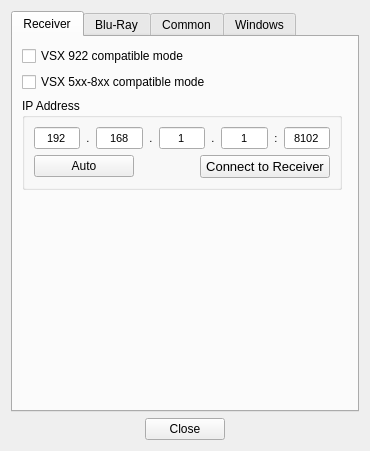
First picture: the form in settingsdialog.ui, repository AceOfSnakes/AvrPioRemote, before the edit.
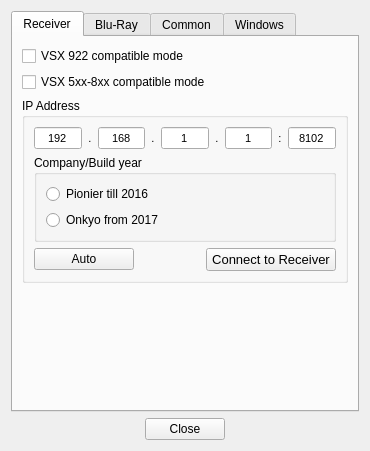
Second picture: the form after the edit.

Commit message: find and save onkyo's ip address

```diff
--- a/settingsdialog.ui
+++ b/settingsdialog.ui
@@ -299,6 +299,29 @@
               </item>
              </layout>
             </item>
+            <item>
+             <widget class="QGroupBox" name="groupBox_5">
+              <property name="title">
+               <string>Company/Build year</string>
+              </property>
+              <layout class="QVBoxLayout" name="verticalLayout_9">
+               <item>
+                <widget class="QRadioButton" name="radioButtonVendorPioneer">
+                 <property name="text">
+                  <string>Pionier till 2016</string>
+                 </property>
+                </widget>
+               </item>
+               <item>
+                <widget class="QRadioButton" name="radioButtonVendorOnkyo">
+                 <property name="text">
+                  <string>Onkyo from 2017</string>
+                 </property>
+                </widget>
+               </item>
+              </layout>
+             </widget>
+            </item>
             <item>
              <layout class="QHBoxLayout" name="horizontalLayout_3">
               <item>
@@ -361,19 +384,6 @@
            </layout>
           </widget>
          </item>
-         <item>
-          <spacer name="horizontalSpacer_5">
-           <property name="orientation">
-            <enum>Qt::Horizontal</enum>
-           </property>
-           <property name="sizeHint" stdset="0">
-            <size>
-             <width>40</width>
-             <height>20</height>
-            </size>
-           </property>
-          </spacer>
-         </item>
         </layout>
        </item>
        <item>
```
The commit also changes 10 other files.
